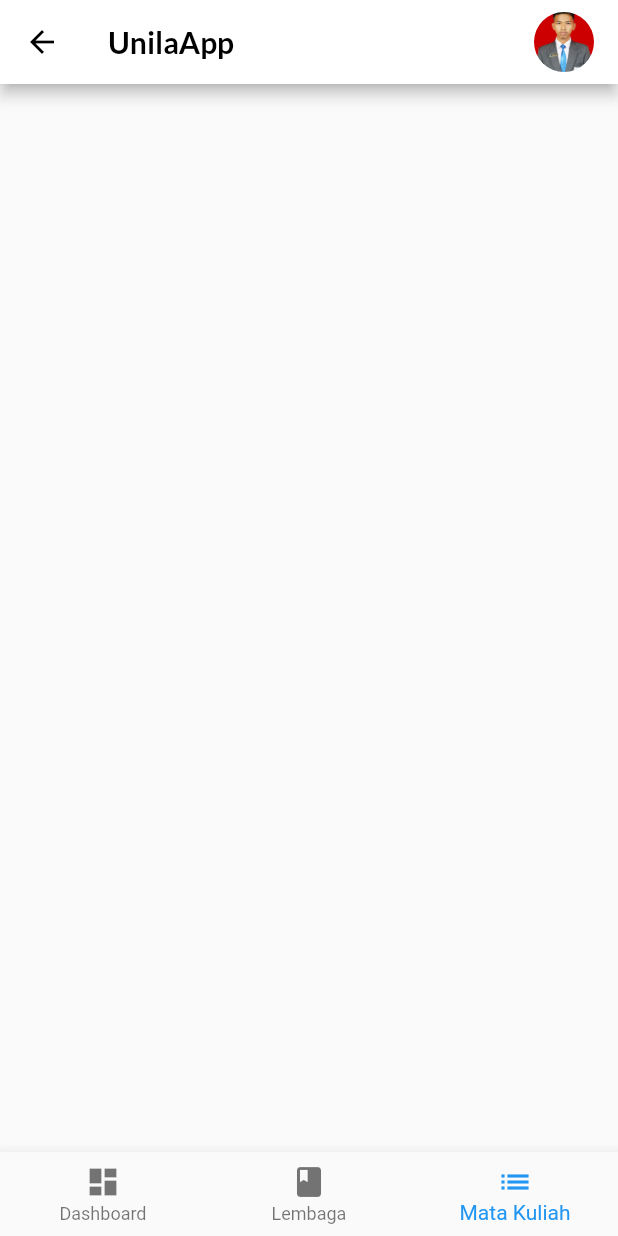
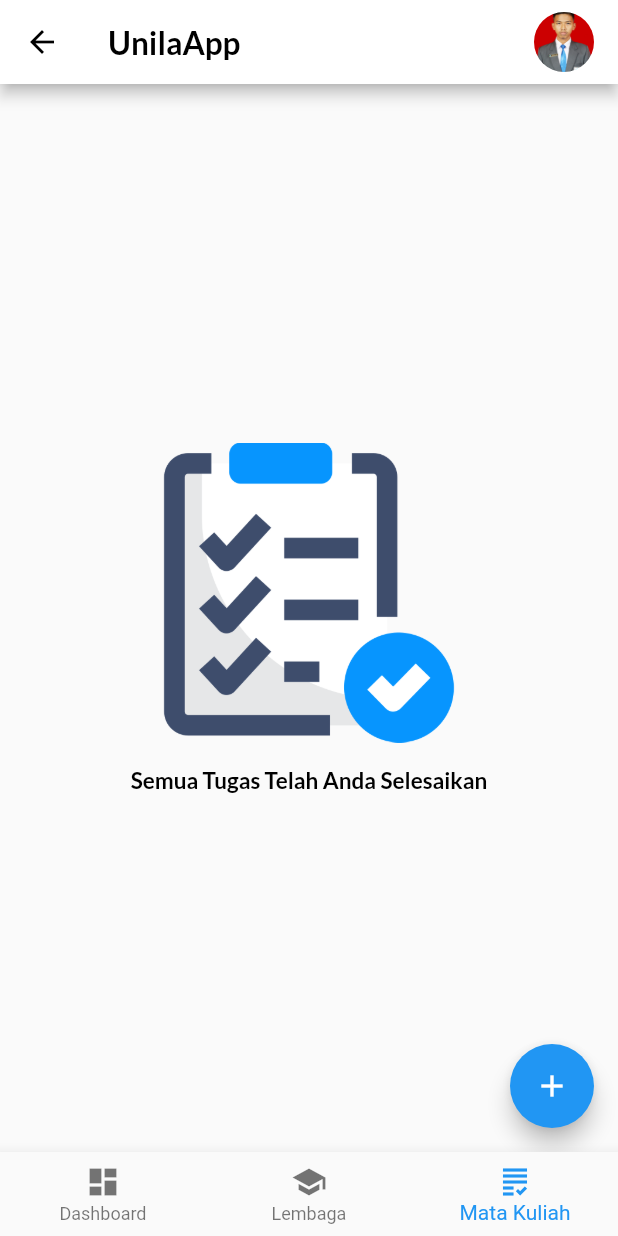
Before and after one commit to Irvandra/uas_mobile_lanjut, a Flutter app: the Home screen opened directly with empty values, item 3 of the bottom bar chosen, on a phone screen of 412 x 824 dp. Run offline on Flutter 3.47's test engine with Material 2 defaults, Android fonts, the phone set to English and light mode, and no system bars; our stand-ins replace dio, go_router, google_fonts, shared_preferences; accounts and stored records are empty; network calls fail.

Commit message:
Membuat fitur tugas mata kuliah

```diff
--- a/lib/models/mata_kuliah_item.dart
+++ b/lib/models/mata_kuliah_item.dart
@@ -3,14 +3,12 @@ import 'package:flutter/painting.dart';
 class MataKuliahItem {
   final String id;
   final String name;
-  final Color color;
   final DateTime date;
   final bool isComplete;
 
   MataKuliahItem({
     required this.id,
     required this.name,
-    required this.color,
     required this.date,
     this.isComplete = false,
   });
@@ -24,7 +22,6 @@ class MataKuliahItem {
     return MataKuliahItem(
       id: id ?? this.id,
       name: name ?? this.name,
-      color: color ?? this.color,
       date: date ?? this.date,
       isComplete: isComplete ?? this.isComplete,
     );
--- a/lib/navigation/app_router.dart
+++ b/lib/navigation/app_router.dart
@@ -5,6 +5,7 @@ import '../models/mata_kuliah_manager.dart';
 import '../models/profile_manager.dart';
 import '../screens/home.dart';
 import '../screens/login_screen.dart';
+import '../screens/mata_kuliah_item_screen.dart';
 import '../screens/profile_screen.dart';
 
 class AppRouter {
@@ -32,6 +33,23 @@ class AppRouter {
           return Home(key: state.pageKey, currentTab: tab);
         },
         routes: [
+          GoRoute(
+            name: 'item',
+            path: 'item/:id',
+            builder: (context, state) {
+              final itemId = state.params['id'] ?? '';
+              final item = mataKuliahManager.getMataKuliahItem(itemId);
+              return MataKuliahItemScreen(
+                originalItem: item,
+                onCreate: (item) {
+                  mataKuliahManager.addItem(item);
+                },
+                onUpdate: (item) {
+                  mataKuliahManager.updateItem(item);
+                },
+              );
+            },
+          ),
           GoRoute(
             name: 'profile',
             path: 'profile',
--- /dev/null
+++ b/lib/screens/empty_mata_kuliah_screen.dart
@@ -0,0 +1,31 @@
+import 'package:flutter/material.dart';
+import 'package:go_router/go_router.dart';
+import '../models/app_state_manager.dart';
+
+class EmptyMataKuliahScreen extends StatelessWidget {
+  const EmptyMataKuliahScreen({super.key});
+
+  @override
+  Widget build(BuildContext context) {
+    return Padding(
+      padding: const EdgeInsets.all(30.0),
+      child: Center(
+        child: Column(
+          mainAxisAlignment: MainAxisAlignment.center,
+          children: [
+            Image.asset(
+              'assets/task.png',
+              height: 200,
+            ),
+            const SizedBox(height: 16.0),
+            Text(
+              'Semua Tugas Telah Anda Selesaikan',
+              style: Theme.of(context).textTheme.headline6,
+              textAlign: TextAlign.center,
+            ),
+          ],
+        ),
+      ),
+    );
+  }
+}
--- a/lib/screens/home.dart
+++ b/lib/screens/home.dart
@@ -54,7 +54,7 @@ class HomeState extends State<Home> {
       appBar: AppBar(
         title: Text(
           'UnilaApp',
-          style: Theme.of(context).textTheme.headline6,
+          style: Theme.of(context).textTheme.headline2,
         ),
         actions: [
           profileButton(widget.currentTab),
@@ -79,11 +79,11 @@ class HomeState extends State<Home> {
             label: 'Dashboard',
           ),
           BottomNavigationBarItem(
-            icon: Icon(Icons.book),
+            icon: Icon(Icons.school_sharp),
             label: 'Lembaga',
           ),
           BottomNavigationBarItem(
-            icon: Icon(Icons.list),
+            icon: Icon(Icons.grading),
             label: 'Mata Kuliah',
           ),
         ],
--- a/lib/screens/mata_kuliah_screen.dart
+++ b/lib/screens/mata_kuliah_screen.dart
@@ -1,23 +1,42 @@
 import 'package:flutter/material.dart';
+import 'package:go_router/go_router.dart';
+import 'package:provider/provider.dart';
 
-import '../api/get_api.dart';
-import '../models/lembaga.dart';
-import '../components/lembaga_list_view.dart';
+import '../models/app_state_manager.dart';
+import '../models/mata_kuliah_manager.dart';
+import 'empty_mata_kuliah_screen.dart';
+import 'mata_kuliah_list_screen.dart';
 
 class MataKuliahScreen extends StatelessWidget {
-  MataKuliahScreen({super.key});
+  const MataKuliahScreen({super.key});
 
   @override
   Widget build(BuildContext context) {
-    return FutureBuilder(
-      future: GetApi().getLembaga(),
-      builder: (context, AsyncSnapshot<List<Lembaga>> snapshot) {
-        if (snapshot.connectionState == ConnectionState.done) {
-          return LembagaListView(lembaga: snapshot.data ?? []);
+    return Scaffold(
+      floatingActionButton: FloatingActionButton(
+        backgroundColor: Colors.blue,
+        child: const Icon(Icons.add),
+        onPressed: () {
+          context.goNamed(
+            'item',
+            params: {
+              'tab': '${UnilaTab.matkul}',
+              'id': 'new',
+            },
+          );
+        },
+      ),
+      body: buildMataKuliahScreen(),
+    );
+  }
+
+  Widget buildMataKuliahScreen() {
+    return Consumer<MataKuliahManager>(
+      builder: (context, manager, child) {
+        if (manager.mataKuliahItems.isNotEmpty) {
+          return MataKuliahListScreen(manager: manager);
         } else {
-          return const Center(
-            child: CircularProgressIndicator(),
-          );
+          return const EmptyMataKuliahScreen();
         }
       },
     );
--- a/lib/screens/profile_screen.dart
+++ b/lib/screens/profile_screen.dart
@@ -26,7 +26,7 @@ class ProfileScreenState extends State<ProfileScreen> {
       appBar: AppBar(
         title: Text(
           'UnilaApp',
-          style: Theme.of(context).textTheme.headline6,
+          style: Theme.of(context).textTheme.headline2,
         ),
         actions: [
           IconButton(
--- a/lib/unila_theme.dart
+++ b/lib/unila_theme.dart
@@ -19,12 +19,12 @@ class UnilaTheme {
       color: Colors.black,
     ),
     headline3: GoogleFonts.lato(
-      fontSize: 16.0,
+      fontSize: 18.0,
       fontWeight: FontWeight.w600,
       color: Colors.black,
     ),
     headline6: GoogleFonts.lato(
-      fontSize: 20.0,
+      fontSize: 15.0,
       fontWeight: FontWeight.w600,
       color: Colors.black,
     ),
@@ -47,12 +47,12 @@ class UnilaTheme {
       color: Colors.white,
     ),
     headline3: GoogleFonts.lato(
-      fontSize: 16.0,
+      fontSize: 18.0,
       fontWeight: FontWeight.w600,
       color: Colors.white,
     ),
     headline6: GoogleFonts.lato(
-      fontSize: 20.0,
+      fontSize: 15.0,
       fontWeight: FontWeight.w600,
       color: Colors.white,
     ),
```
Also changed, not shown: lib/components/mata_kuliah_tile.dart (added, +59 -0 lines), lib/screens/mata_kuliah_item_screen.dart (added, +222 -0 lines), lib/screens/mata_kuliah_list_screen.dart (added, +73 -0 lines), assets/task.png (added).
